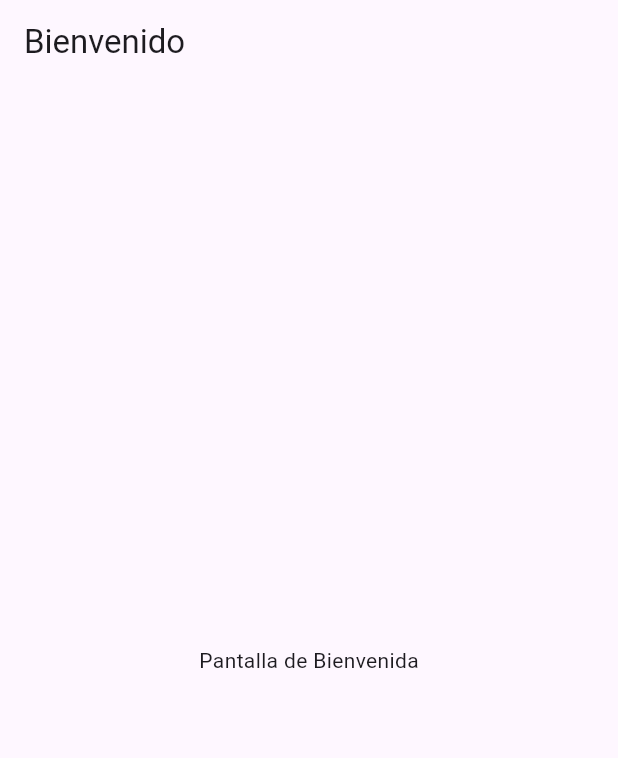
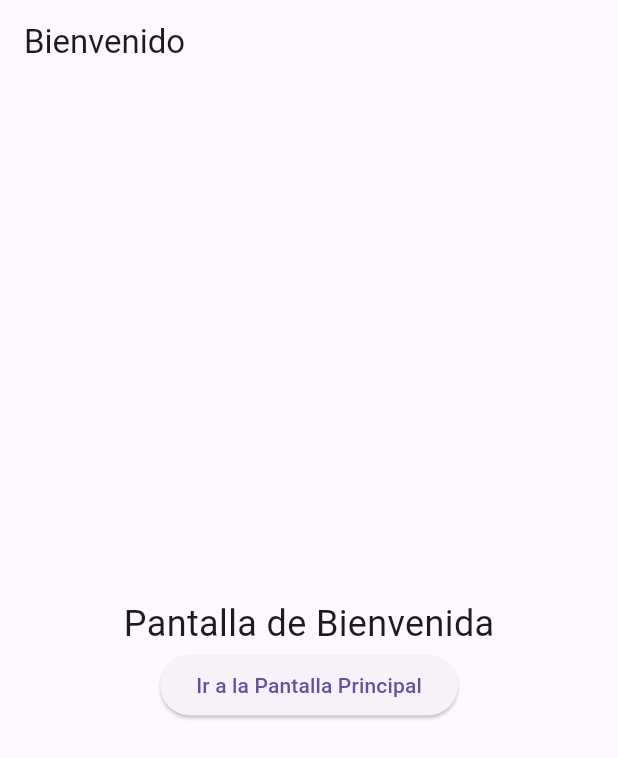
Before and after one commit to pascui1995/Fitnessapp, a Flutter app: the screen it shows after launch, on a phone screen of 412 x 824 dp. Shown: the top 758 px of the screen. Run offline on Flutter 3.47's test engine with Material 3 defaults, Android fonts, the phone set to English and light mode, and no system bars.

Commit message:
Implementación de pantallas funcionales

```diff
--- a/lib/main.dart
+++ b/lib/main.dart
@@ -1,22 +1,33 @@
 import 'package:flutter/material.dart';
 import 'welcome_screen.dart';
 import 'main_screen.dart';
+import 'create_routine_screen.dart';
+import 'recommended_screen.dart';
+import 'progress_screen.dart';
+import 'settings_screen.dart';
 
 void main() {
   runApp(const MyApp());
 }
 
 class MyApp extends StatelessWidget {
-  const MyApp({super.key});
+  const MyApp({Key? key}) : super(key: key);
 
   @override
   Widget build(BuildContext context) {
     return MaterialApp(
       title: 'Fitness App',
+      theme: ThemeData(
+        primarySwatch: Colors.blue,
+      ),
       initialRoute: '/',
       routes: {
         '/': (context) => const WelcomeScreen(),
         '/main': (context) => const MainScreen(),
+        '/createRoutine': (context) => const CreateRoutineScreen(),
+        '/recommended': (context) => const RecommendedScreen(),
+        '/progress': (context) => const ProgressScreen(),
+        '/settings': (context) => const SettingsScreen(),
       },
     );
   }
--- a/lib/welcome_screen.dart
+++ b/lib/welcome_screen.dart
@@ -1,16 +1,30 @@
 import 'package:flutter/material.dart';
 
 class WelcomeScreen extends StatelessWidget {
-  const WelcomeScreen({super.key});
+  const WelcomeScreen({Key? key}) : super(key: key);
 
   @override
   Widget build(BuildContext context) {
     return Scaffold(
       appBar: AppBar(
-        title: const Text('Bienvenido'),
+        title: const Text("Bienvenido"),
       ),
-      body: const Center(
-        child: Text('Pantalla de Bienvenida'),
+      body: Center(
+        child: Column(
+          mainAxisAlignment: MainAxisAlignment.center,
+          children: [
+            const Text(
+              "Pantalla de Bienvenida",
+              style: TextStyle(fontSize: 24),
+            ),
+            ElevatedButton(
+              onPressed: () {
+                Navigator.pushNamed(context, '/main');
+              },
+              child: const Text("Ir a la Pantalla Principal"),
+            ),
+          ],
+        ),
       ),
     );
   }
```
Also changed, not shown: lib/create_routine_screen.dart (+6 -3 lines), lib/main_screen.dart (+14 -27 lines), lib/progress_screen.dart (+6 -3 lines), lib/recommended_screen.dart (+6 -3 lines), lib/settings_screen.dart (+6 -3 lines), pubspec.lock.
